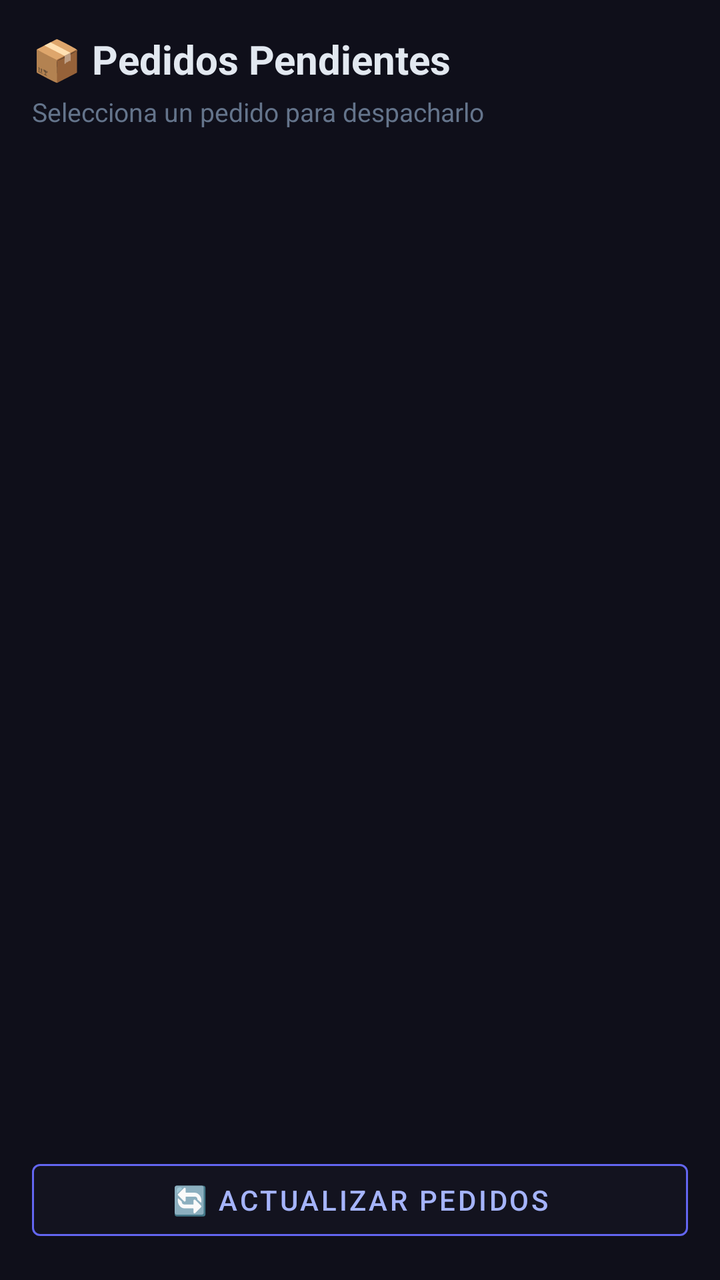
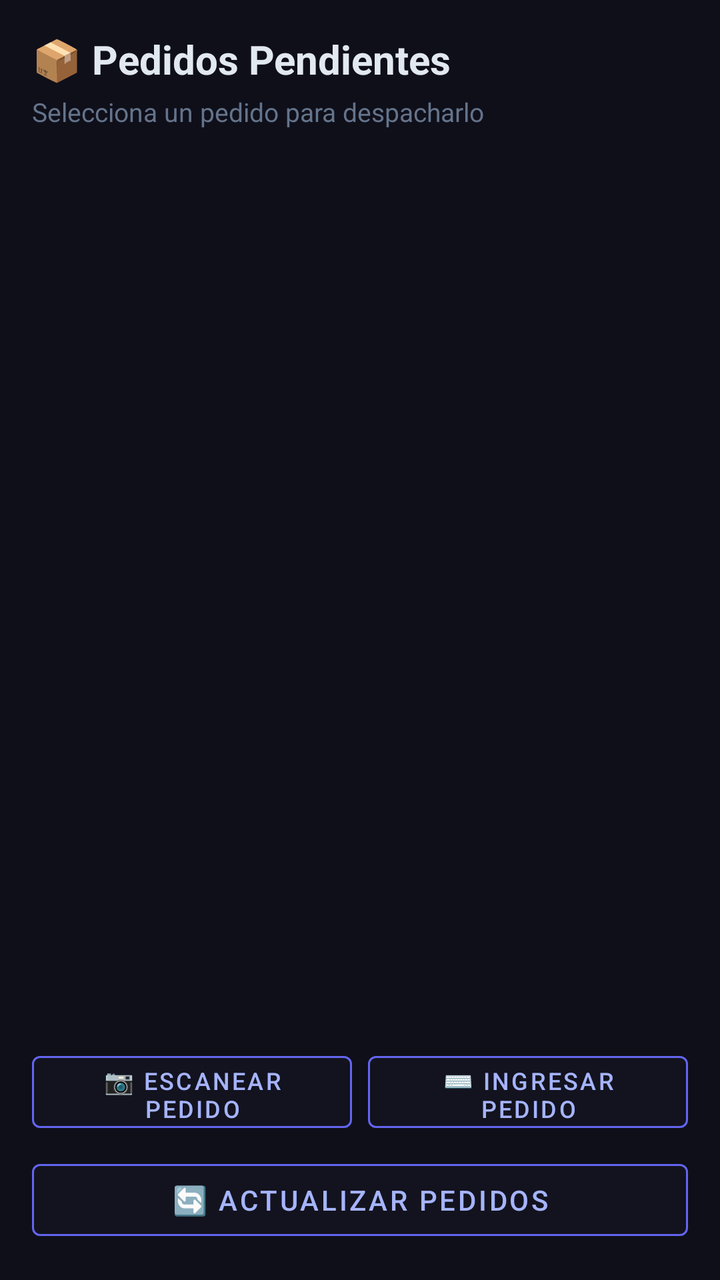

Two renders of the same Android screen: before a commit and after it. Below are the layout's source before the change and the commit's diff.
<!-- AndroidManifest.xml: application theme Theme.SmartWMSOperario -->
<!-- res/layout/fragment_picking.xml -->
<?xml version="1.0" encoding="utf-8"?>
<FrameLayout
    xmlns:android="http://schemas.android.com/apk/res/android"
    xmlns:app="http://schemas.android.com/apk/res-auto"
    android:layout_width="match_parent"
    android:layout_height="match_parent"
    android:background="@color/bg_dark">

    
    <LinearLayout
        android:id="@+id/layout_orders_list"
        android:layout_width="match_parent"
        android:layout_height="match_parent"
        android:orientation="vertical"
        android:padding="16dp">

        
        <TextView
            android:layout_width="match_parent"
            android:layout_height="wrap_content"
            android:text="📦 Pedidos Pendientes"
            android:textSize="20sp"
            android:textStyle="bold"
            android:textColor="@color/text_primary"
            android:layout_marginBottom="4dp"/>

        <TextView
            android:id="@+id/tv_orders_subtitle"
            android:layout_width="match_parent"
            android:layout_height="wrap_content"
            android:text="Selecciona un pedido para despacharlo"
            android:textSize="13sp"
            android:textColor="@color/text_muted"
            android:layout_marginBottom="16dp"/>

        
        <ProgressBar
            android:id="@+id/progress_orders_loading"
            style="?android:attr/progressBarStyleHorizontal"
            android:layout_width="match_parent"
            android:layout_height="4dp"
            android:indeterminate="true"
            android:visibility="gone"
            android:progressTint="@color/purple_primary"
            android:layout_marginBottom="8dp"/>

        
        <TextView
            android:id="@+id/tv_orders_error"
            android:layout_width="match_parent"
            android:layout_height="wrap_content"
            android:textColor="#ef4444"
            android:textSize="13sp"
            android:background="#1fef4444"
            android:padding="12dp"
            android:visibility="gone"
            android:layout_marginBottom="8dp"/>

        
        <LinearLayout
            android:id="@+id/layout_empty_orders"
            android:layout_width="match_parent"
            android:layout_height="wrap_content"
            android:orientation="vertical"
            android:gravity="center"
            android:padding="40dp"
            android:visibility="gone">

            <TextView
                android:layout_width="wrap_content"
                android:layout_height="wrap_content"
                android:text="✅"
                android:textSize="48sp"
                android:layout_marginBottom="12dp"/>

            <TextView
                android:layout_width="wrap_content"
                android:layout_height="wrap_content"
                android:text="Sin pedidos pendientes"
                android:textSize="16sp"
                android:textStyle="bold"
                android:textColor="@color/text_primary"
                android:layout_marginBottom="8dp"/>

            <TextView
                android:layout_width="wrap_content"
                android:layout_height="wrap_content"
                android:text="El supervisor aún no ha creado pedidos asignados a ti."
                android:textSize="13sp"
                android:textColor="@color/text_muted"
                android:gravity="center"/>
        </LinearLayout>

        
        <androidx.recyclerview.widget.RecyclerView
            android:id="@+id/rv_work_orders"
            android:layout_width="match_parent"
            android:layout_height="0dp"
            android:layout_weight="1"/>

        
        <com.google.android.material.button.MaterialButton
            android:id="@+id/btn_refresh_orders"
            android:layout_width="match_parent"
            android:layout_height="48dp"
            android:text="🔄 Actualizar pedidos"
            android:textSize="14sp"
            android:backgroundTint="@color/surface_dark"
            app:strokeColor="@color/purple_primary"
            app:strokeWidth="1dp"
            android:textColor="@color/purple_light"
            style="@style/Widget.MaterialComponents.Button.OutlinedButton"
            android:layout_marginTop="8dp"/>
    </LinearLayout>


    
    <LinearLayout
        android:id="@+id/layout_order_detail"
        android:layout_width="match_parent"
        android:layout_height="match_parent"
        android:orientation="vertical"
        android:padding="16dp"
        android:visibility="gone">

        
        <LinearLayout
            android:layout_width="match_parent"
            android:layout_height="wrap_content"
            android:orientation="horizontal"
            android:gravity="center_vertical"
            android:layout_marginBottom="12dp">

            <com.google.android.material.button.MaterialButton
                android:id="@+id/btn_back_to_list"
                android:layout_width="wrap_content"
                android:layout_height="40dp"
                android:text="← Volver"
                android:textSize="13sp"
                android:backgroundTint="@color/surface_dark"
                android:textColor="@color/purple_light"
                style="@style/Widget.MaterialComponents.Button.OutlinedButton"
                app:strokeColor="@color/purple_primary"
                app:strokeWidth="1dp"/>

            <TextView
                android:id="@+id/tv_order_id"
                android:layout_width="0dp"
                android:layout_height="wrap_content"
                android:layout_weight="1"
                android:text="WO-0001"
                android:textSize="16sp"
                android:textStyle="bold"
                android:textColor="@color/text_primary"
                android:fontFamily="monospace"
                android:gravity="end"/>
        </LinearLayout>

        
        <TextView
            android:id="@+id/tv_progress"
            android:layout_width="wrap_content"
            android:layout_height="wrap_content"
            android:text="0% completado"
            android:textColor="@color/purple_light"
            android:textSize="12sp"
            android:textStyle="bold"
            android:layout_marginBottom="4dp"/>

        <ProgressBar
            android:id="@+id/progress_picking"
            style="?android:attr/progressBarStyleHorizontal"
            android:layout_width="match_parent"
            android:layout_height="8dp"
            android:max="100"
            android:progress="0"
            android:progressTint="@color/purple_primary"
            android:layout_marginBottom="16dp"/>

        
        <androidx.recyclerview.widget.RecyclerView
            android:id="@+id/rv_picking_items"
            android:layout_width="match_parent"
            android:layout_height="0dp"
            android:layout_weight="1"/>

        <LinearLayout
            android:layout_width="match_parent"
            android:layout_height="wrap_content"
            android:orientation="horizontal"
            android:layout_marginTop="12dp">

            
            <com.google.android.material.button.MaterialButton
                android:id="@+id/btn_scan_qr"
                android:layout_width="match_parent"
                android:layout_height="56dp"
                android:text="📷 Escanear QR"
                android:textSize="14sp"
                android:textStyle="bold"
                android:backgroundTint="@color/surface_dark"
                android:textColor="@color/purple_light"
                app:strokeColor="@color/purple_primary"
                app:strokeWidth="1dp"
                style="@style/Widget.MaterialComponents.Button.OutlinedButton" />
        </LinearLayout>

    </LinearLayout>

</FrameLayout>
<!-- resources referenced by this layout -->
<resources>
  <color name="bg_dark">#0f0f1a</color>
  <color name="purple_light">#a5b4fc</color>
  <color name="purple_primary">#6366f1</color>
  <color name="surface_dark">#13131f</color>
  <color name="text_muted">#64748b</color>
  <color name="text_primary">#e2e8f0</color>
  <style name="Theme.SmartWMSOperario" parent="Theme.MaterialComponents.DayNight.DarkActionBar">
          <item name="colorPrimary">@color/purple_primary</item>
          <item name="colorPrimaryVariant">@color/surface_dark</item>
          <item name="colorOnPrimary">@color/white</item>
          <item name="colorSurface">@color/surface_dark</item>
          <item name="colorOnSurface">@color/text_primary</item>
          <item name="android:windowBackground">@color/bg_dark</item>
          <item name="android:statusBarColor">@color/surface_dark</item>
          <item name="android:navigationBarColor">@color/surface_dark</item>
          <item name="bottomNavigationStyle">@style/SmartWMSBottomNav</item>
      </style>
  <color name="white">#FFFFFFFF</color>
  <style name="SmartWMSBottomNav" parent="Widget.MaterialComponents.BottomNavigationView">
          <item name="android:background">@color/surface_dark</item>
          <item name="itemIconTint">@color/bottom_nav_selector</item>
          <item name="itemTextColor">@color/bottom_nav_selector</item>
      </style>
</resources>

<!-- the commit's change to res/layout/fragment_picking.xml (unified diff, before → after) -->
@@ -97,6 +97,42 @@
             android:layout_width="match_parent"
             android:layout_height="0dp"
             android:layout_weight="1"/>
+
+        
+        <LinearLayout
+            android:layout_width="match_parent"
+            android:layout_height="wrap_content"
+            android:orientation="horizontal"
+            android:layout_marginTop="8dp">
+
+            <com.google.android.material.button.MaterialButton
+                android:id="@+id/btn_scan_order"
+                android:layout_width="0dp"
+                android:layout_height="48dp"
+                android:layout_weight="1"
+                android:text="📷 Escanear Pedido"
+                android:textSize="12sp"
+                android:backgroundTint="@color/surface_dark"
+                app:strokeColor="@color/purple_primary"
+                app:strokeWidth="1dp"
+                android:textColor="@color/purple_light"
+                style="@style/Widget.MaterialComponents.Button.OutlinedButton"
+                android:layout_marginEnd="4dp"/>
+
+            <com.google.android.material.button.MaterialButton
+                android:id="@+id/btn_manual_order"
+                android:layout_width="0dp"
+                android:layout_height="48dp"
+                android:layout_weight="1"
+                android:text="⌨️ Ingresar Pedido"
+                android:textSize="12sp"
+                android:backgroundTint="@color/surface_dark"
+                app:strokeColor="@color/purple_primary"
+                app:strokeWidth="1dp"
+                android:textColor="@color/purple_light"
+                style="@style/Widget.MaterialComponents.Button.OutlinedButton"
+                android:layout_marginStart="4dp"/>
+        </LinearLayout>
 
         
         <com.google.android.material.button.MaterialButton
@@ -110,7 +146,7 @@
             app:strokeWidth="1dp"
             android:textColor="@color/purple_light"
             style="@style/Widget.MaterialComponents.Button.OutlinedButton"
-            android:layout_marginTop="8dp"/>
+            android:layout_marginTop="6dp"/>
     </LinearLayout>
 
 
@@ -193,16 +229,34 @@
             
             <com.google.android.material.button.MaterialButton
                 android:id="@+id/btn_scan_qr"
-                android:layout_width="match_parent"
-                android:layout_height="56dp"
-                android:text="📷 Escanear QR"
-                android:textSize="14sp"
-                android:textStyle="bold"
-                android:backgroundTint="@color/surface_dark"
-                android:textColor="@color/purple_light"
-                app:strokeColor="@color/purple_primary"
-                app:strokeWidth="1dp"
-                style="@style/Widget.MaterialComponents.Button.OutlinedButton" />
+                android:layout_width="0dp"
+                android:layout_height="52dp"
+                android:layout_weight="1"
+                android:text="📷 Escanear (QR/Barras)"
+                android:textSize="12sp"
+                android:textStyle="bold"
+                android:backgroundTint="@color/surface_dark"
+                android:textColor="@color/purple_light"
+                app:strokeColor="@color/purple_primary"
+                app:strokeWidth="1dp"
+                style="@style/Widget.MaterialComponents.Button.OutlinedButton"
+                android:layout_marginEnd="4dp" />
+
+            
+            <com.google.android.material.button.MaterialButton
+                android:id="@+id/btn_manual_code"
+                android:layout_width="0dp"
+                android:layout_height="52dp"
+                android:layout_weight="1"
+                android:text="⌨️ Ingreso Manual"
+                android:textSize="12sp"
+                android:textStyle="bold"
+                android:backgroundTint="@color/surface_dark"
+                android:textColor="@color/purple_light"
+                app:strokeColor="@color/purple_primary"
+                app:strokeWidth="1dp"
+                style="@style/Widget.MaterialComponents.Button.OutlinedButton"
+                android:layout_marginStart="4dp" />
         </LinearLayout>
 
     </LinearLayout>
